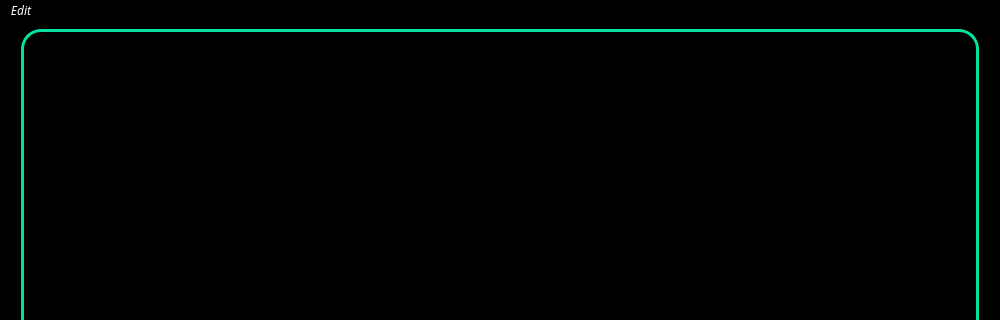
Old version of the form design/ui/main.ui in the repository donilpro/Car-Numberplate-Recognition; both pictures show x 0 to 1000 and y 0 to 320 of the 1000 by 764 pixel window.
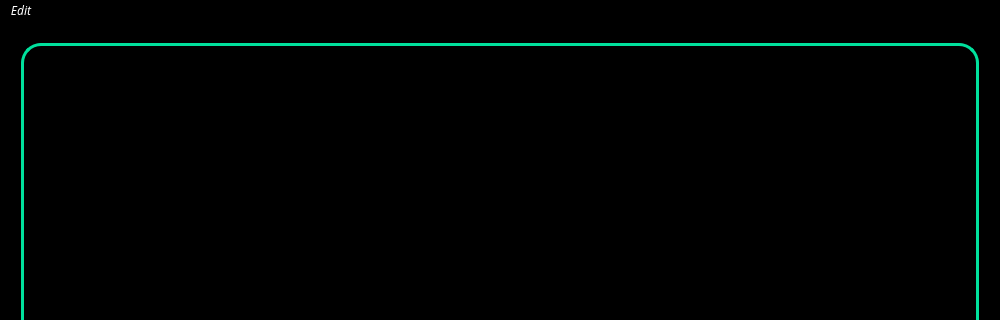
New version of the form.

Commit message: Change window name and add pixmap to label

```diff
--- a/design/ui/main.ui
+++ b/design/ui/main.ui
@@ -126,13 +126,35 @@
         <number>0</number>
        </property>
        <item row="0" column="0">
-        <widget class="QLabel" name="mainView">
+        <widget class="QLabel" name="label">
          <property name="sizePolicy">
           <sizepolicy hsizetype="Preferred" vsizetype="Preferred">
            <horstretch>0</horstretch>
            <verstretch>0</verstretch>
           </sizepolicy>
          </property>
+         <property name="layoutDirection">
+          <enum>Qt::LeftToRight</enum>
+         </property>
+         <property name="text">
+          <string>TextLabel</string>
+         </property>
+         <property name="textFormat">
+          <enum>Qt::PlainText</enum>
+         </property>
+         <property name="alignment">
+          <set>Qt::AlignCenter</set>
+         </property>
+        </widget>
+       </item>
+       <item row="1" column="0">
+        <widget class="QLabel" name="mainView">
+         <property name="sizePolicy">
+          <sizepolicy hsizetype="Preferred" vsizetype="MinimumExpanding">
+           <horstretch>0</horstretch>
+           <verstretch>0</verstretch>
+          </sizepolicy>
+         </property>
          <property name="sizeIncrement">
           <size>
            <width>16</width>
```
Left out of the diff: 4 changed lines with no effect on the pictures. The commit also changes 1 other file.
